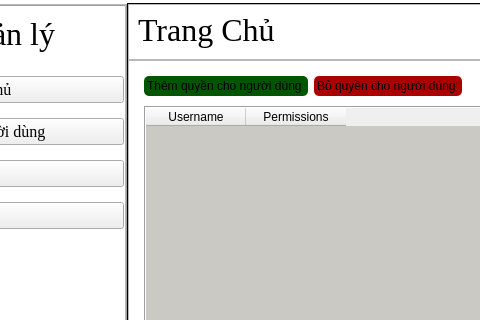
Qt form ui/admin_dashboard.ui (DTNS2905/App_quan_ly_python_qt_) before a commit; both pictures show x 178 to 658 and y 0 to 320 of the 1213 by 626 pixel window.
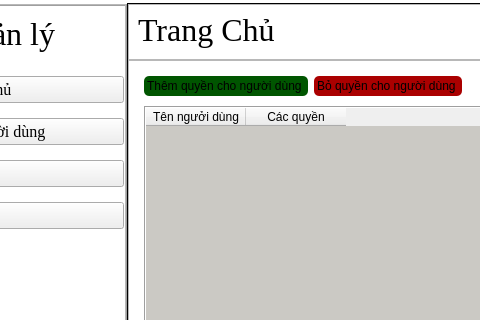
The same form after that commit. Icons and pictures are not drawn.

```diff
--- a/ui/admin_dashboard.ui
+++ b/ui/admin_dashboard.ui
@@ -1457,33 +1457,6 @@
                 <property name="palette">
                  <palette>
                   <active>
-                   <colorrole role="WindowText">
-                    <brush brushstyle="SolidPattern">
-                     <color alpha="255">
-                      <red>0</red>
-                      <green>0</green>
-                      <blue>0</blue>
-                     </color>
-                    </brush>
-                   </colorrole>
-                   <colorrole role="Text">
-                    <brush brushstyle="SolidPattern">
-                     <color alpha="255">
-                      <red>0</red>
-                      <green>0</green>
-                      <blue>0</blue>
-                     </color>
-                    </brush>
-                   </colorrole>
-                   <colorrole role="ButtonText">
-                    <brush brushstyle="SolidPattern">
-                     <color alpha="255">
-                      <red>0</red>
-                      <green>0</green>
-                      <blue>0</blue>
-                     </color>
-                    </brush>
-                   </colorrole>
                    <colorrole role="Base">
                     <brush brushstyle="SolidPattern">
                      <color alpha="255">
@@ -1502,35 +1475,17 @@
                      </color>
                     </brush>
                    </colorrole>
+                   <colorrole role="HighlightedText">
+                    <brush brushstyle="SolidPattern">
+                     <color alpha="255">
+                      <red>85</red>
+                      <green>170</green>
+                      <blue>255</blue>
+                     </color>
+                    </brush>
+                   </colorrole>
                   </active>
                   <inactive>
-                   <colorrole role="WindowText">
-                    <brush brushstyle="SolidPattern">
-                     <color alpha="255">
-                      <red>0</red>
-                      <green>0</green>
-                      <blue>0</blue>
-                     </color>
-                    </brush>
-                   </colorrole>
-                   <colorrole role="Text">
-                    <brush brushstyle="SolidPattern">
-                     <color alpha="255">
-                      <red>0</red>
-                      <green>0</green>
-                      <blue>0</blue>
-                     </color>
-                    </brush>
-                   </colorrole>
-                   <colorrole role="ButtonText">
-                    <brush brushstyle="SolidPattern">
-                     <color alpha="255">
-                      <red>0</red>
-                      <green>0</green>
-                      <blue>0</blue>
-                     </color>
-                    </brush>
-                   </colorrole>
                    <colorrole role="Base">
                     <brush brushstyle="SolidPattern">
                      <color alpha="255">
@@ -1549,6 +1504,15 @@
                      </color>
                     </brush>
                    </colorrole>
+                   <colorrole role="HighlightedText">
+                    <brush brushstyle="SolidPattern">
+                     <color alpha="255">
+                      <red>85</red>
+                      <green>170</green>
+                      <blue>255</blue>
+                     </color>
+                    </brush>
+                   </colorrole>
                   </inactive>
                   <disabled>
                    <colorrole role="Base">
@@ -1569,11 +1533,32 @@
                      </color>
                     </brush>
                    </colorrole>
+                   <colorrole role="HighlightedText">
+                    <brush brushstyle="SolidPattern">
+                     <color alpha="255">
+                      <red>85</red>
+                      <green>170</green>
+                      <blue>255</blue>
+                     </color>
+                    </brush>
+                   </colorrole>
                   </disabled>
                  </palette>
                 </property>
                 <property name="styleSheet">
-                 <string notr="true"/>
+                 <string notr="true">#user_permission_table::item:selected{
+color:white;
+background-color:black;
+}
+
+#user_permission_table::item{
+color:black;
+}
+
+#user_permission_table::item:hover{
+color:black;
+background-color:rgb(230, 228, 222);
+}</string>
                 </property>
                 <property name="frameShape">
                  <enum>QFrame::Shape::Box</enum>
@@ -1581,17 +1566,50 @@
                 <property name="midLineWidth">
                  <number>0</number>
                 </property>
+                <property name="sizeAdjustPolicy">
+                 <enum>QAbstractScrollArea::SizeAdjustPolicy::AdjustToContents</enum>
+                </property>
                 <property name="dragDropMode">
                  <enum>QAbstractItemView::DragDropMode::NoDragDrop</enum>
                 </property>
+                <property name="alternatingRowColors">
+                 <bool>true</bool>
+                </property>
+                <property name="textElideMode">
+                 <enum>Qt::TextElideMode::ElideMiddle</enum>
+                </property>
+                <property name="gridStyle">
+                 <enum>Qt::PenStyle::SolidLine</enum>
+                </property>
+                <property name="sortingEnabled">
+                 <bool>true</bool>
+                </property>
+                <property name="wordWrap">
+                 <bool>true</bool>
+                </property>
+                <attribute name="horizontalHeaderCascadingSectionResizes">
+                 <bool>false</bool>
+                </attribute>
+                <attribute name="horizontalHeaderHighlightSections">
+                 <bool>true</bool>
+                </attribute>
+                <attribute name="horizontalHeaderStretchLastSection">
+                 <bool>false</bool>
+                </attribute>
+                <attribute name="verticalHeaderCascadingSectionResizes">
+                 <bool>false</bool>
+                </attribute>
+                <attribute name="verticalHeaderStretchLastSection">
+                 <bool>false</bool>
+                </attribute>
                 <column>
                  <property name="text">
-                  <string>Username</string>
+                  <string>Tên ngưởi dùng</string>
                  </property>
                 </column>
                 <column>
                  <property name="text">
-                  <string>Permissions</string>
+                  <string>Các quyền</string>
                  </property>
                 </column>
                </widget>
```
Left out of the diff: 1 changed line with no effect on the pictures.
